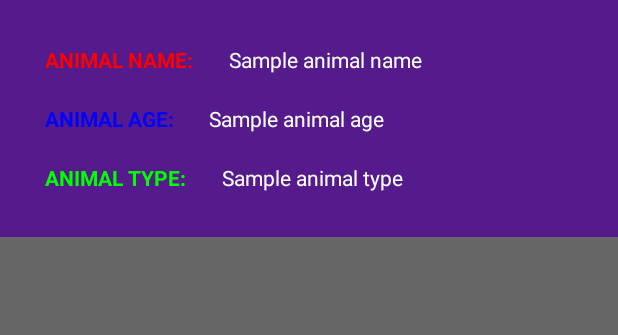
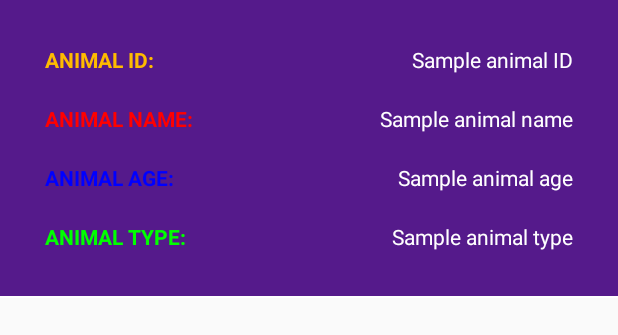
Before and after one commit to 11Kira/RealmList-Android, an Android app: the layout layout_recyclerview_item.xml on its own in the app's theme, with its tools: preview values and no code run, on a phone screen of 412 x 824 dp. Shown: the top 335 px of the screen. Run offline under Robolectric (Android 15) with nearby library versions, the phone set to English and light mode, and no system bars.

Commit message:
fixed bugs, updated codes(primary key, realmConfiguration, recyclerview item layout)

```diff
--- a/app/src/main/java/com/example/eleven/kotlinrealmlist/MyApplication.kt
+++ b/app/src/main/java/com/example/eleven/kotlinrealmlist/MyApplication.kt
@@ -13,5 +13,7 @@ class MyApplication : Application() {
     override fun onCreate() {
         super.onCreate()
         Realm.init(this)
+        var config: RealmConfiguration = RealmConfiguration.Builder().deleteRealmIfMigrationNeeded().build()
+        Realm.setDefaultConfiguration(config)
     }
 }
--- a/app/src/main/java/com/example/eleven/kotlinrealmlist/recyclerview/RecyclerviewAdapter.kt
+++ b/app/src/main/java/com/example/eleven/kotlinrealmlist/recyclerview/RecyclerviewAdapter.kt
@@ -31,6 +31,7 @@ class RecyclerviewAdapter(data: OrderedRealmCollection<Animal>?, autoUpdate: Boo
     class ViewHolder(itemView : View?): RecyclerView.ViewHolder(itemView) {
 
         fun bind(animal: Animal?) = with(itemView) {
+            txtAnimalID.text = animal?.animalID.toString()
             txtAnimalName.text = animal?.animalName
             txtAnimalAge.text = animal?.animalAge.toString()
             txtAnimalType.text = animal?.animalType
--- a/app/src/main/res/layout/activity_recyclerview.xml
+++ b/app/src/main/res/layout/activity_recyclerview.xml
@@ -1,6 +1,5 @@
 <?xml version="1.0" encoding="utf-8"?>
-<RelativeLayout xmlns:android="http://schemas.android.com/apk/res/android"
-    xmlns:app="http://schemas.android.com/apk/res-auto"
+<LinearLayout xmlns:android="http://schemas.android.com/apk/res/android"
     xmlns:tools="http://schemas.android.com/tools"
     android:layout_width="match_parent"
     android:layout_height="match_parent"
@@ -13,4 +12,4 @@
 
     </android.support.v7.widget.RecyclerView>
 
-</RelativeLayout>
+</LinearLayout>
--- a/app/src/main/res/layout/layout_recyclerview_item.xml
+++ b/app/src/main/res/layout/layout_recyclerview_item.xml
@@ -2,11 +2,12 @@
 <RelativeLayout xmlns:android="http://schemas.android.com/apk/res/android"
     xmlns:tools="http://schemas.android.com/tools"
     android:layout_width="match_parent"
-    android:layout_height="match_parent"
+    android:layout_height="wrap_content"
     tools:context="com.example.eleven.kotlinrealmlist.recyclerview.RecyclerviewAdapter"
     android:background="#666">
 
     <LinearLayout
+        android:id="@+id/layout_recycler"
         android:background="#551A8B"
         android:layout_width="match_parent"
         android:layout_height="wrap_content"
@@ -19,12 +20,37 @@
             android:orientation="horizontal">
             <TextView
                 android:textStyle="bold"
-                android:textColor="#ff0000"
-                android:text="ANIMAL NAME: "
+                android:textColor="#ffbb00"
+                android:text="ANIMAL ID: "
+                android:layout_width="0dp"
+                android:layout_weight=".1"
+                android:layout_height="wrap_content"
+                android:padding="10dp"/>
+            <TextView
+
+                android:id="@+id/txtAnimalID"
+                android:textColor="#fff"
+                android:text="Sample animal ID"
                 android:layout_width="wrap_content"
                 android:layout_height="wrap_content"
                 android:padding="10dp"/>
+        </LinearLayout>
+
+        <LinearLayout
+            android:layout_width="match_parent"
+            android:layout_height="wrap_content"
+            android:orientation="horizontal">
             <TextView
+
+                android:textStyle="bold"
+                android:textColor="#ff0000"
+                android:text="ANIMAL NAME: "
+                android:layout_width="0dp"
+                android:layout_weight=".1"
+                android:layout_height="wrap_content"
+                android:padding="10dp"/>
+            <TextView
+
                 android:id="@+id/txtAnimalName"
                 android:textColor="#fff"
                 android:text="Sample animal name"
@@ -40,14 +66,17 @@
                 android:textStyle="bold"
                 android:textColor="#0000ff"
                 android:text="ANIMAL AGE: "
-                android:layout_width="wrap_content"
+                android:layout_width="0dp"
+                android:layout_weight=".1"
                 android:layout_height="wrap_content"
                 android:padding="10dp"/>
             <TextView
+                android:gravity="right"
                 android:id="@+id/txtAnimalAge"
                 android:textColor="#fff"
                 android:text="Sample animal age"
-                android:layout_width="wrap_content"
+                android:layout_width="0dp"
+                android:layout_weight=".1"
                 android:layout_height="wrap_content"
                 android:padding="10dp"/>
         </LinearLayout>
@@ -59,17 +88,26 @@
                 android:textStyle="bold"
                 android:textColor="#00ff00"
                 android:text="ANIMAL TYPE: "
-                android:layout_width="wrap_content"
+                android:layout_width="0dp"
+                android:layout_weight=".1"
                 android:layout_height="wrap_content"
                 android:padding="10dp"/>
             <TextView
+                android:gravity="right"
                 android:id="@+id/txtAnimalType"
                 android:textColor="#fff"
                 android:text="Sample animal type"
-                android:layout_width="wrap_content"
+                android:layout_width="0dp"
+                android:layout_weight=".1"
                 android:layout_height="wrap_content"
                 android:padding="10dp"/>
         </LinearLayout>
 
     </LinearLayout>
+
+    <TextView
+        android:layout_below="@id/layout_recycler"
+        android:layout_width="match_parent"
+        android:layout_height="1dp"
+        android:background="#FFFFFF"/>
 </RelativeLayout>
```
Also changed, not shown: app/src/main/java/com/example/eleven/kotlinrealmlist/DataHelper.kt (+11 -4 lines), app/src/main/java/com/example/eleven/kotlinrealmlist/model/Animal.kt (+5 -3 lines), app/src/main/java/com/example/eleven/kotlinrealmlist/recyclerview/RecyclerviewActivity.kt (+24 -3 lines).
